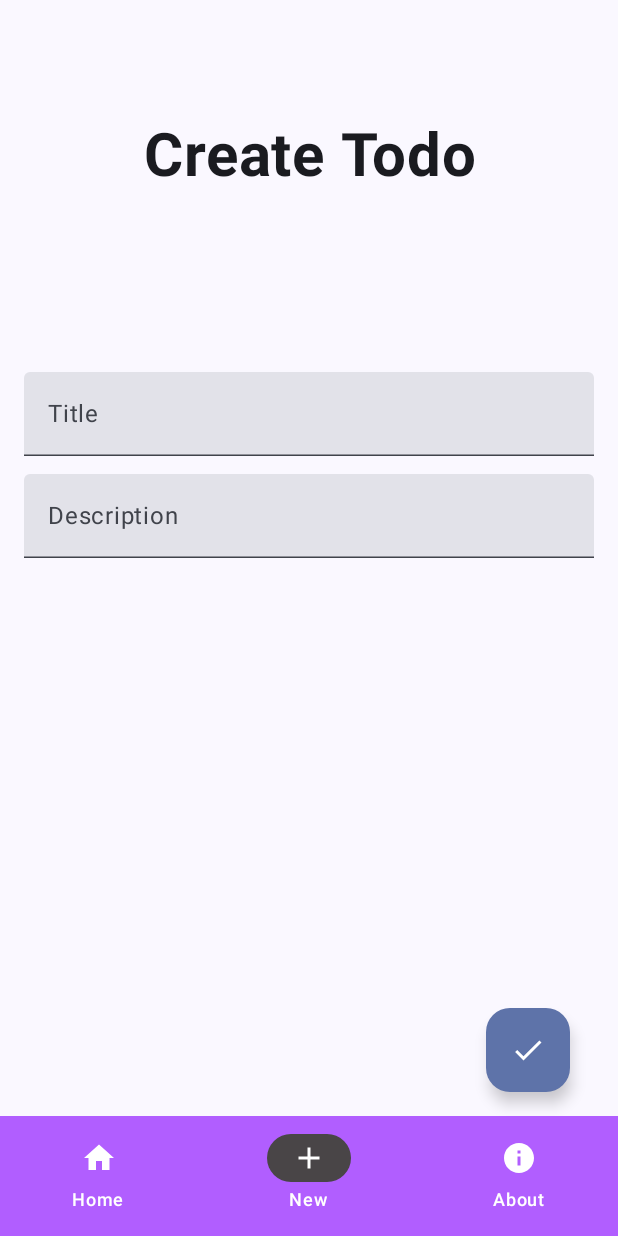
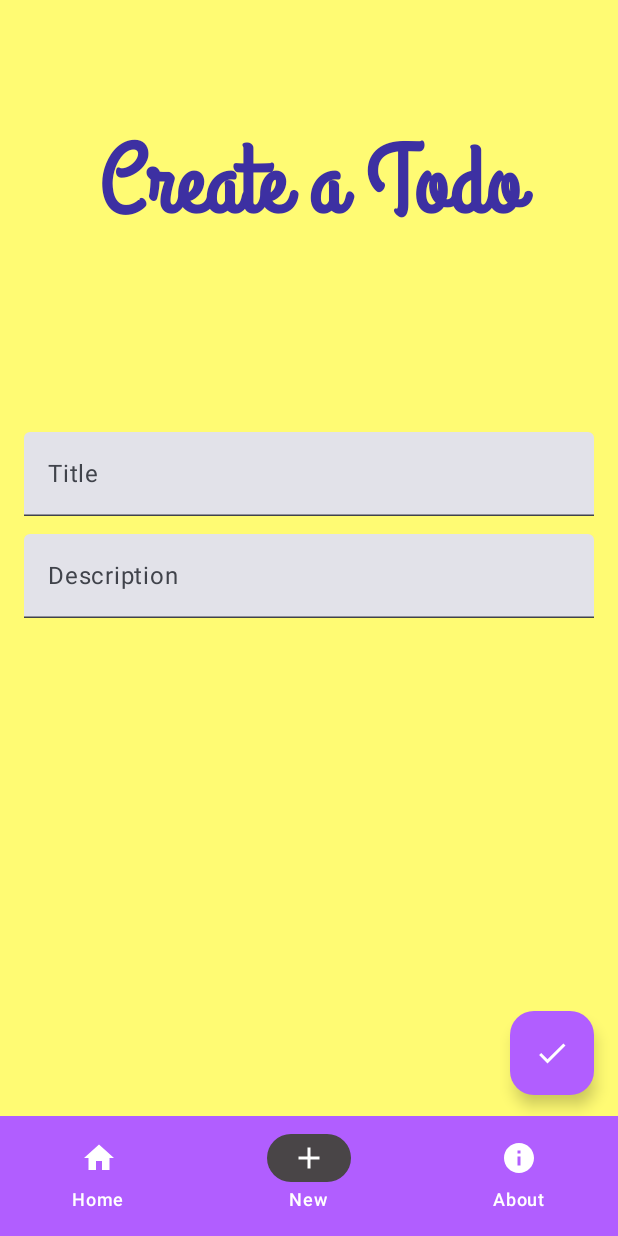
Before and after one commit to glitchcodes/todo-app, an Android app built with Jetpack Compose: the add_edit_todo screen opened through its navigation route, on a phone screen of 412 x 824 dp. Run offline under Robolectric (Android 15) with nearby library versions, the phone set to English and light mode, and no system bars; our stand-ins replace Dagger/Hilt's generated code, Firebase (no records; nobody signed in at launch, a user with empty details on screens opened directly).

Commit message:
add design to ADD_EDIT_TODO

```diff
--- a/app/src/main/java/com/example/todoappcompose/ui/add_edit_todo/AddEditTodoScreen.kt
+++ b/app/src/main/java/com/example/todoappcompose/ui/add_edit_todo/AddEditTodoScreen.kt
@@ -15,6 +15,7 @@ import androidx.compose.material3.Icon
 import androidx.compose.material3.Scaffold
 import androidx.compose.material3.SnackbarHost
 import androidx.compose.material3.SnackbarHostState
+import androidx.compose.material3.Surface
 import androidx.compose.material3.Text
 import androidx.compose.material3.TextField
 import androidx.compose.runtime.Composable
@@ -22,11 +23,16 @@ import androidx.compose.runtime.LaunchedEffect
 import androidx.compose.runtime.remember
 import androidx.compose.ui.Alignment
 import androidx.compose.ui.Modifier
+import androidx.compose.ui.graphics.Color
 import androidx.compose.ui.text.font.FontWeight
 import androidx.compose.ui.text.style.TextAlign
 import androidx.compose.ui.unit.dp
 import androidx.compose.ui.unit.sp
 import androidx.hilt.navigation.compose.hiltViewModel
+import com.example.todoappcompose.ui.theme.Blue50
+import com.example.todoappcompose.ui.theme.GrandHotel
+import com.example.todoappcompose.ui.theme.MainBG
+import com.example.todoappcompose.ui.theme.Purple100
 import com.example.todoappcompose.util.UIEvent
 
 @SuppressLint("UnusedMaterial3ScaffoldPaddingParameter")
@@ -54,29 +60,40 @@ fun AddEditScreen(
 
     Scaffold(
         snackbarHost = { SnackbarHost(snackbarHostState) },
-        modifier = Modifier
-            .fillMaxSize()
-            .padding(16.dp),
         floatingActionButton = {
-            FloatingActionButton(onClick = {
+            FloatingActionButton(
+                onClick = {
                     viewModel.onEvent(AddEditTodoEvent.OnSaveTodoClick)
                 },
-                modifier = Modifier.padding(bottom = 64.dp)
+                containerColor = Purple100,
+                modifier = Modifier.padding(bottom = 78.dp)
             ) {
-                Icon(imageVector = Icons.Default.Check, contentDescription = "Save")
+                Icon(imageVector = Icons.Default.Check, contentDescription = "Save", tint = Color.White)
             }
         },
         content = {
+            Surface(
+                color = MainBG,
+                modifier = Modifier.fillMaxSize()
+            ) {
+                Box(
+                    modifier = Modifier.padding(16.dp)
+                ) {
                     Column {
 
                         Spacer(modifier = Modifier.height(64.dp))
 
                         Box(modifier = Modifier.fillMaxWidth(), contentAlignment = Alignment.Center) {
                             Text(
-                        text = "Create Todo",
-                        fontSize = 40.sp,
+                                text = when {
+                                    viewModel.id.isBlank() -> "Create a Todo"
+                                    else -> "Edit Todo"
+                                },
+                                fontFamily = GrandHotel,
+                                fontSize = 64.sp,
                                 fontWeight = FontWeight.Bold,
-                        textAlign = TextAlign.Center
+                                textAlign = TextAlign.Center,
+                                color = Blue50
                             )
                         }
 
@@ -111,5 +128,7 @@ fun AddEditScreen(
                         }
                     }
                 }
+            }
+        }
     )
 }
```
Lines whose indentation alone changed are shown as unchanged.
